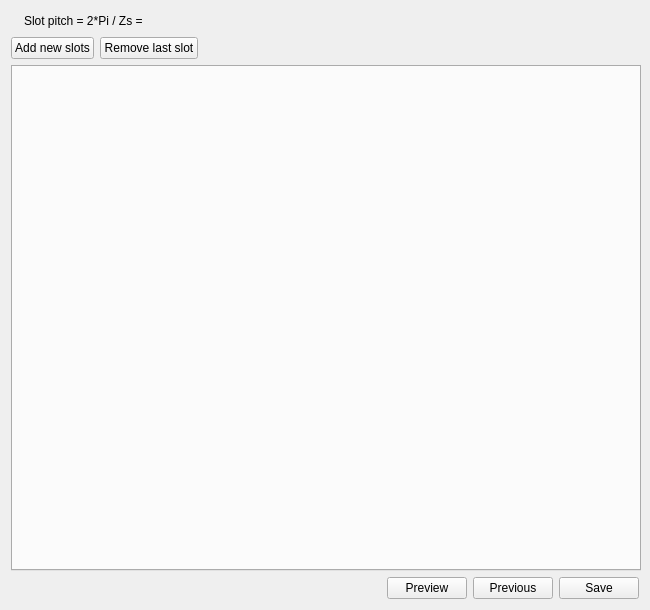
The window that GUI/Dialog/DMachineSetup/SMHoleMag/SMHoleMag.ui (Eomys/pyleecan) describes before a commit, drawn with Qt 5.
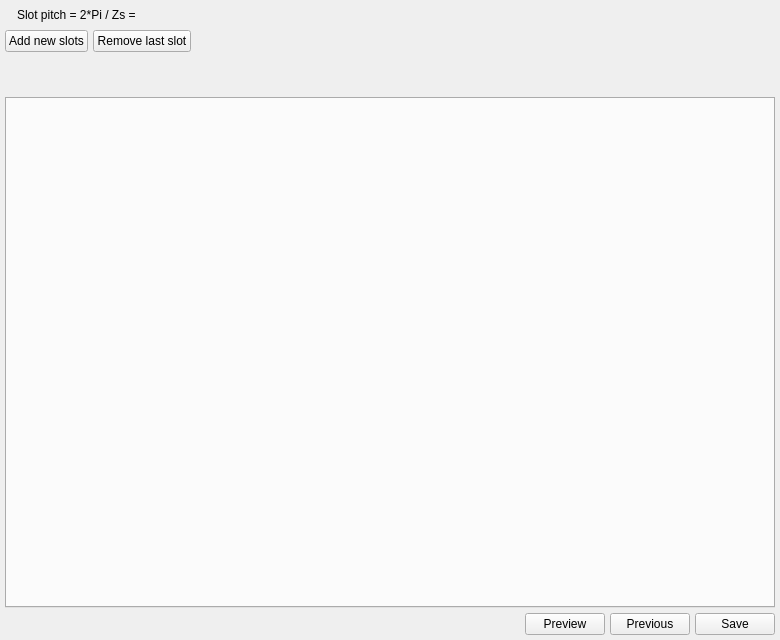
The same window after the commit. Icons and pictures are not drawn. Custom widgets are drawn as their Qt base class.

Commit message: [BC} GUI LamHole mag_mat select for every magnet

```diff
--- a/GUI/Dialog/DMachineSetup/SMHoleMag/SMHoleMag.ui
+++ b/GUI/Dialog/DMachineSetup/SMHoleMag/SMHoleMag.ui
@@ -6,8 +6,8 @@
    <rect>
     <x>0</x>
     <y>0</y>
-    <width>650</width>
-    <height>610</height>
+    <width>780</width>
+    <height>640</height>
    </rect>
   </property>
   <property name="sizePolicy">
@@ -18,14 +18,33 @@
   </property>
   <property name="minimumSize">
    <size>
-    <width>650</width>
-    <height>610</height>
+    <width>780</width>
+    <height>640</height>
    </size>
   </property>
   <property name="windowTitle">
    <string>Form</string>
   </property>
   <layout class="QVBoxLayout" name="verticalLayout">
+   <property name="spacing">
+    <number>5</number>
+   </property>
+   <property name="leftMargin">
+    <number>5</number>
+   </property>
+   <property name="topMargin">
+    <number>5</number>
+   </property>
+   <property name="rightMargin">
+    <number>5</number>
+   </property>
+   <property name="bottomMargin">
+    <number>5</number>
+   </property>
+   <item>
+    <layout class="QHBoxLayout" name="horizontalLayout_4">
+     <item>
+      <layout class="QVBoxLayout" name="verticalLayout_2">
    <item>
     <layout class="QHBoxLayout" name="horizontalLayout_2">
      <item>
@@ -102,10 +121,67 @@
     </layout>
    </item>
    <item>
+        <spacer name="verticalSpacer">
+         <property name="orientation">
+          <enum>Qt::Vertical</enum>
+         </property>
+         <property name="sizeType">
+          <enum>QSizePolicy::Preferred</enum>
+         </property>
+         <property name="sizeHint" stdset="0">
+          <size>
+           <width>20</width>
+           <height>40</height>
+          </size>
+         </property>
+        </spacer>
+       </item>
+      </layout>
+     </item>
+     <item>
+      <layout class="QVBoxLayout" name="verticalLayout_3">
+       <property name="spacing">
+        <number>0</number>
+       </property>
+       <item>
+        <widget class="WMatSelect" name="w_mat_1" native="true">
+         <property name="minimumSize">
+          <size>
+           <width>100</width>
+           <height>0</height>
+          </size>
+         </property>
+        </widget>
+       </item>
+       <item>
+        <widget class="WMatSelect" name="w_mat_2" native="true">
+         <property name="minimumSize">
+          <size>
+           <width>100</width>
+           <height>0</height>
+          </size>
+         </property>
+        </widget>
+       </item>
+       <item>
+        <widget class="WMatSelect" name="w_mat_3" native="true">
+         <property name="minimumSize">
+          <size>
+           <width>100</width>
+           <height>0</height>
+          </size>
+         </property>
+        </widget>
+       </item>
+      </layout>
+     </item>
+    </layout>
+   </item>
+   <item>
     <widget class="QTabWidget" name="tab_hole">
      <property name="minimumSize">
       <size>
-       <width>630</width>
+       <width>770</width>
        <height>500</height>
       </size>
      </property>
```
Left out of the diff: 10 changed lines with no effect on the pictures. Lines whose indentation alone changed are shown as unchanged. The commit also changes 21 other files.
